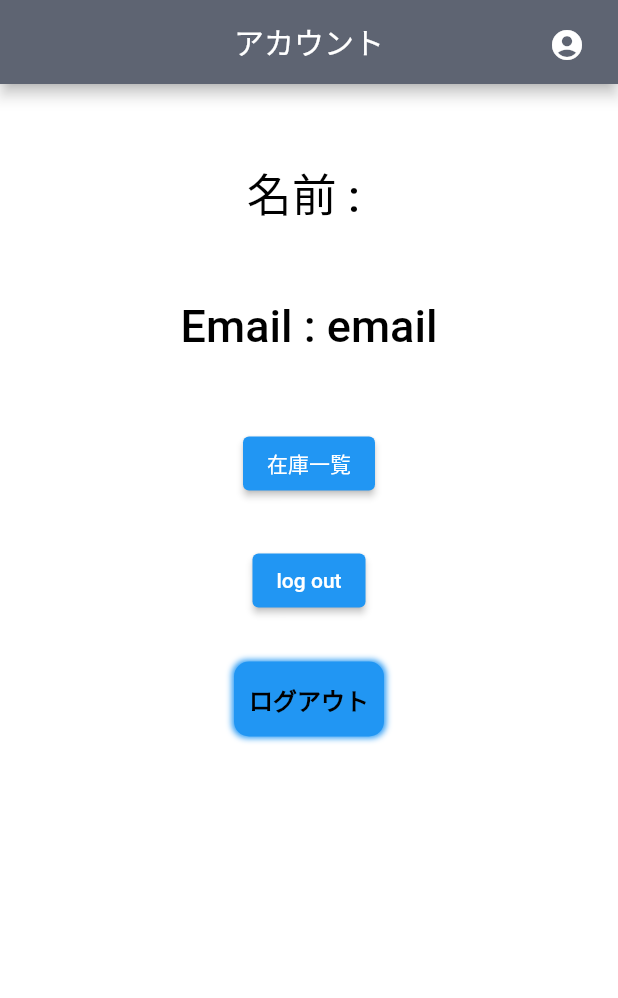
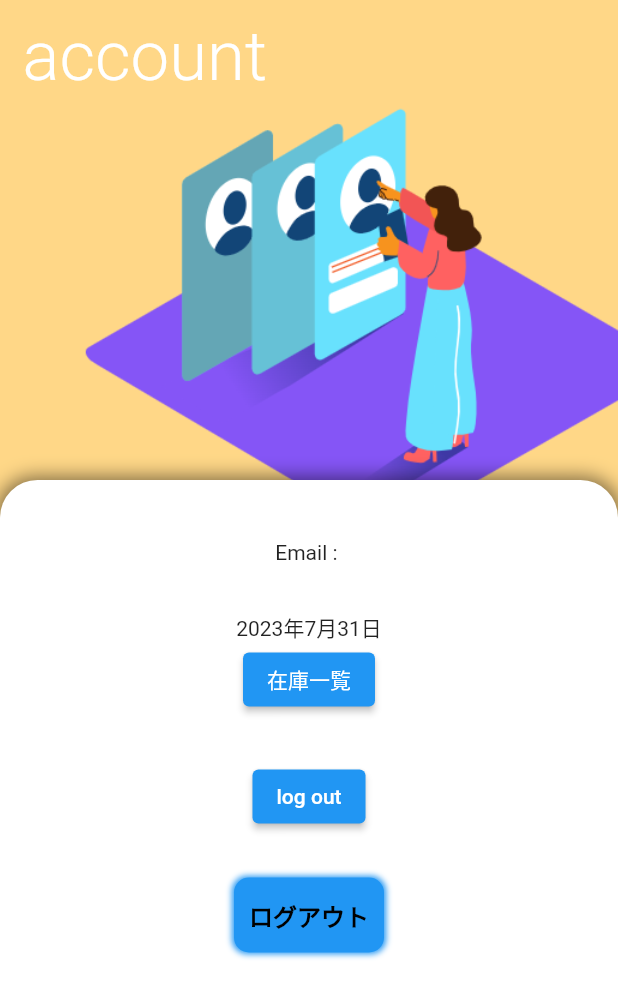
Before and after one commit to shogoisaji/inventory_system, a Flutter app: the screen it shows once a user with an empty profile is signed in, after a tap on the "account circle" icon, on a phone screen of 412 x 824 dp. Shown: the top 998 px of the screen. Run offline on Flutter 3.47's test engine with Material 2 defaults, Android fonts, the phone set to English and light mode, and no system bars; our stand-ins replace cloud_firestore, firebase_auth, firebase_core, firebase_storage, flutter_riverpod, go_router and 4 more; accounts and stored records are empty; generated files the repository leaves out were written again; network calls fail.

Commit message:
account data add

```diff
--- a/lib/presentation/pages/account_page.dart
+++ b/lib/presentation/pages/account_page.dart
@@ -2,6 +2,7 @@ import 'package:cloud_firestore/cloud_firestore.dart';
 import 'package:flutter/material.dart';
 import 'package:flutter_riverpod/flutter_riverpod.dart';
 import 'package:go_router/go_router.dart';
+import 'package:intl/intl.dart';
 
 import '../../application/state/state.dart';
 import '../../infrastructure/firebase/auth_service.dart';
@@ -17,26 +18,113 @@ class AccountPage extends ConsumerWidget {
     String email = user!.email!;
     String username = email.split('@')[0];
 
+    Future<DocumentSnapshot> fetchUserData() async {
+      DocumentReference userRef = FirebaseFirestore.instance
+          .collection('users')
+          .doc(ref.watch(userIdProvider));
+      return await userRef.get();
+    }
+
     return Scaffold(
-      appBar: AppBar(centerTitle: true, title: Text('アカウント'), actions: [
+        // appBar: AppBar(centerTitle: true, title: Text('アカウント'), actions: [
+        //   Center(
+        //     child: Padding(
+        //         padding: const EdgeInsets.all(10.0),
+        //         child: Row(children: [
+        //           IconButton(
+        //               icon: const Icon(Icons.account_circle), onPressed: () {}),
+        //           Text(username)
+        //         ])),
+        //   )
+        // ]),
+        body: ListView(children: [
+      Column(children: [
+        Stack(children: [
+          Positioned(
+            child: Container(
+              width: double.infinity,
+              height: 350,
+              color: Color.fromARGB(255, 255, 215, 135),
+            ),
+          ),
+          Positioned(
+            left: 50,
+            top: 10,
+            child: Container(
+              width: 400,
+              height: 400,
+              decoration: const BoxDecoration(
+                image: DecorationImage(
+                    image: AssetImage('images/Profiling_Isometric.png'),
+                    fit: BoxFit.cover),
+              ),
+            ),
+          ),
+          Positioned(
+              left: 0,
+              top: 320,
+              right: 0,
+              child: Container(
+                height: 50,
+                decoration: const BoxDecoration(
+                  color: Colors.white,
+                  borderRadius: BorderRadius.only(
+                    topLeft: Radius.circular(25.0),
+                    topRight: Radius.circular(25.0),
+                  ),
+                  boxShadow: [
+                    BoxShadow(
+                      color: Color.fromARGB(130, 0, 0, 0),
+                      offset: Offset(0, 0),
+                      blurRadius: 10,
+                      spreadRadius: 2,
+                    ),
+                  ],
+                ),
+              )),
+          Positioned(
+            left: 15,
+            top: 10,
+            child:
+                Column(crossAxisAlignment: CrossAxisAlignment.start, children: [
+              TitleText(
+                text: 'account',
+                color: Colors.white,
+                size: 46,
+              ),
+            ]),
+          ),
+        ]),
         Center(
-          child: Padding(
-              padding: const EdgeInsets.all(10.0),
-              child: Row(children: [
-                IconButton(
-                    icon: const Icon(Icons.account_circle), onPressed: () {}),
-                Text(username)
-              ])),
-        )
-      ]),
-      body: Center(
             child: Column(
           children: [
-          const SizedBox(height: 50),
-          NormalText(size: 30, text: '名前 : $username', color: Colors.black),
-          const SizedBox(height: 50),
-          NormalText(size: 30, text: 'Email : email', color: Colors.black),
-          const SizedBox(height: 50),
+            const SizedBox(height: 10),
+            Text(
+              'Email : $email',
+            ),
+            Column(
+              children: [
+                FutureBuilder<DocumentSnapshot>(
+                    future: fetchUserData(),
+                    builder: (context, snapshot) {
+                      if (snapshot.connectionState == ConnectionState.waiting) {
+                        return CircularProgressIndicator();
+                      } else if (snapshot.hasError) {
+                        return Text('Error: ${snapshot.error}');
+                      } else {
+                        DocumentSnapshot data = snapshot.data!;
+                        return Column(
+                          children: [
+                            Text(data['name']),
+                            Text(data['department']),
+                            Text(DateFormat('yyyy年M月d日')
+                                .format((data['registrationDate']).toDate())),
+                          ],
+                        );
+                      }
+                    }),
+              ],
+            ),
             ElevatedButton(
               onPressed: () {
                 return context.go('/stock');
@@ -62,6 +150,7 @@ class AccountPage extends ConsumerWidget {
             )
           ],
         )),
-    );
+      ]),
+    ]));
   }
 }
--- a/lib/presentation/pages/sign_in.dart
+++ b/lib/presentation/pages/sign_in.dart
@@ -25,10 +25,10 @@ class SignInPage extends StatelessWidget {
             ),
             Positioned(
               left: 50,
-              top: 30,
+              top: 50,
               child: Container(
-                width: 500,
-                height: 500,
+                width: 450,
+                height: 450,
                 decoration: const BoxDecoration(
                   image: DecorationImage(
                       image: AssetImage('images/inventory_top.png'),
@@ -53,7 +53,7 @@ class SignInPage extends StatelessWidget {
                         color: Color.fromARGB(130, 0, 0, 0),
                         offset: Offset(0, 0),
                         blurRadius: 10,
-                        spreadRadius: 3,
+                        spreadRadius: 2,
                       ),
                     ],
                   ),
@@ -83,7 +83,7 @@ class SignInPage extends StatelessWidget {
             ),
           ]),
           const SizedBox(
-            height: 15,
+            height: 10,
           ),
           Container(
             constraints: const BoxConstraints(
@@ -158,7 +158,6 @@ class SignInPage extends StatelessWidget {
                     );
                   }
                 } on FirebaseAuthException catch (e) {
-                  debugPrint("signerror");
                   showDialog(
                     context: context,
                     builder: (context) {
@@ -294,7 +293,7 @@ class SignInPage extends StatelessWidget {
                     });
               }),
           const SizedBox(
-            height: 100,
+            height: 20,
           ),
           ElevatedButton(
             onPressed: () async {
@@ -321,7 +320,7 @@ class SignInPage extends StatelessWidget {
               }
             },
             style: ElevatedButton.styleFrom(
-                fixedSize: const Size(200, 50),
+                fixedSize: const Size(180, 40),
                 primary: Color.fromARGB(155, 255, 237, 187),
                 shape: RoundedRectangleBorder(
                     borderRadius: BorderRadius.circular(10) //こちらを適用
--- a/pubspec.yaml
+++ b/pubspec.yaml
@@ -42,3 +42,4 @@ flutter:
     - images/list_image3.png
     - images/list_image4.png
     - images/list_image5.png
+    - images/Profiling_Isometric.png
```
Also changed, not shown: lib/infrastructure/firebase/database_helper.dart (deleted, +0 -61 lines), lib/infrastructure/firebase/sqflite.dart (deleted, +0 -15 lines), lib/infrastructure/firebase/testDB.dart (deleted, +0 -23 lines), images/Calculator_Outline.png (deleted), images/Profiling_Isometric.png (added). Lines whose indentation alone changed are shown as unchanged.
